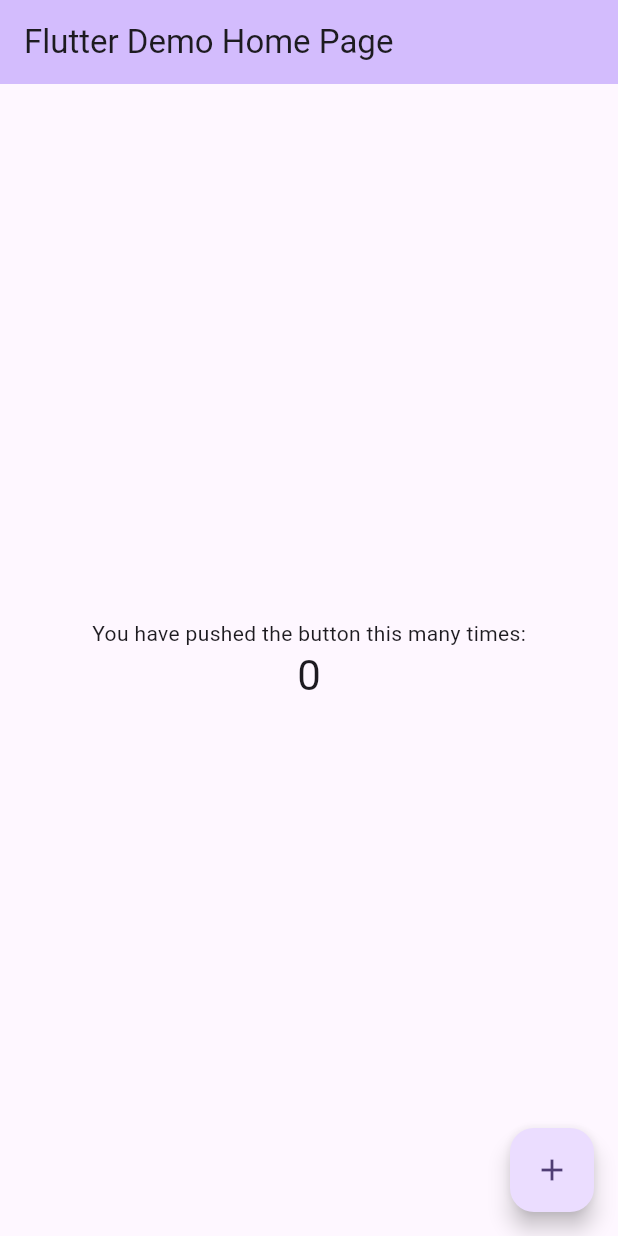
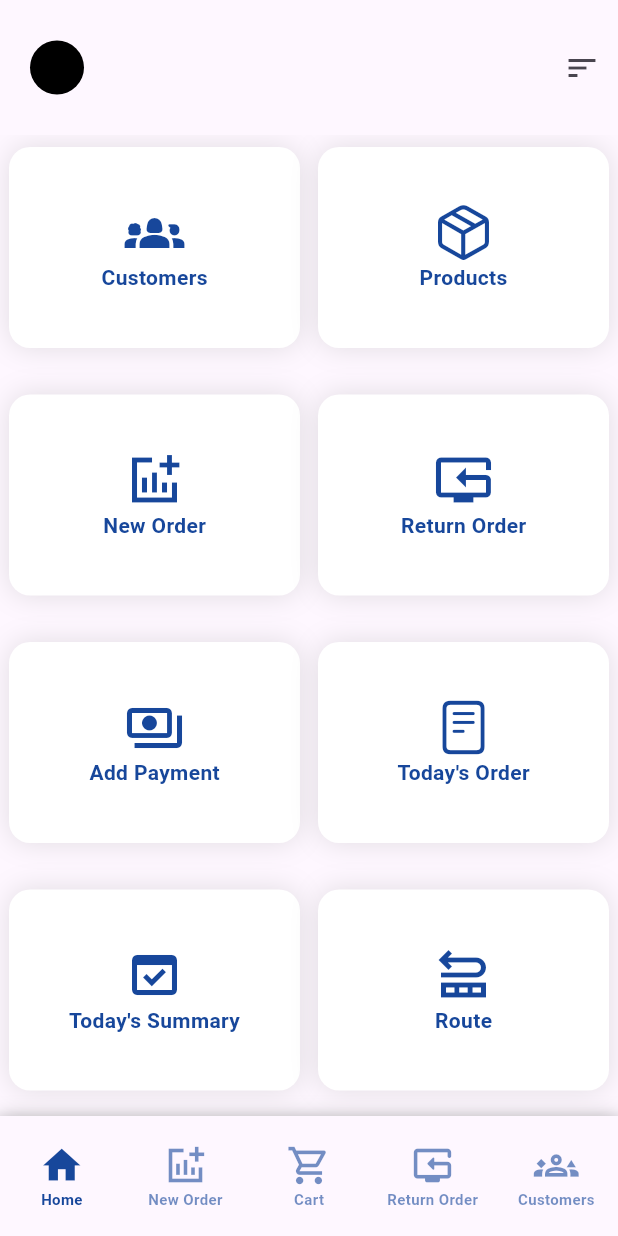
Before and after one commit to shamilclm/shopping_app, a Flutter app: the screen it shows after launch, on a phone screen of 412 x 824 dp. Run offline on Flutter 3.47's test engine with Material 3 defaults, Android fonts, the phone set to English and light mode, and no system bars.

Commit message:
ui started

```diff
--- /dev/null
+++ b/lib/controller/list_view_controller.dart
@@ -0,0 +1,18 @@
+import 'package:flutter/cupertino.dart';
+import 'package:flutter/material.dart';
+import 'package:shopping_app/model/listviewmodel.dart';
+
+List<ListViewModel> listModels = [
+  ListViewModel(title: 'Customers', icon: Icons.groups_2_sharp),
+  ListViewModel(title: 'Products', icon: CupertinoIcons.cube_box),
+  ListViewModel(title: 'New Order', icon: Icons.addchart_sharp),
+  ListViewModel(title: 'Return Order', icon: Icons.reset_tv),
+  ListViewModel(title: 'Add Payment', icon: Icons.payments_outlined),
+  ListViewModel(
+    title: "Today's Order",
+    icon: CupertinoIcons.doc_plaintext,
+  ),
+  ListViewModel(
+      title: "Today's Summary", icon: Icons.domain_verification_outlined),
+  ListViewModel(title: 'Route', icon: Icons.repartition_sharp),
+];
--- a/lib/main.dart
+++ b/lib/main.dart
@@ -1,4 +1,5 @@
 import 'package:flutter/material.dart';
+import 'package:shopping_app/view/pages/home_page.dart';
 
 void main() {
   runApp(const MyApp());
@@ -10,116 +11,9 @@ class MyApp extends StatelessWidget {
   // This widget is the root of your application.
   @override
   Widget build(BuildContext context) {
-    return MaterialApp(
-      title: 'Flutter Demo',
-      theme: ThemeData(
-        // This is the theme of your application.
-        //
-        // TRY THIS: Try running your application with "flutter run". You'll see
-        // the application has a purple toolbar. Then, without quitting the app,
-        // try changing the seedColor in the colorScheme below to Colors.green
-        // and then invoke "hot reload" (save your changes or press the "hot
-        // reload" button in a Flutter-supported IDE, or press "r" if you used
-        // the command line to start the app).
-        //
-        // Notice that the counter didn't reset back to zero; the application
-        // state is not lost during the reload. To reset the state, use hot
-        // restart instead.
-        //
-        // This works for code too, not just values: Most code changes can be
-        // tested with just a hot reload.
-        colorScheme: ColorScheme.fromSeed(seedColor: Colors.deepPurple),
-        useMaterial3: true,
-      ),
-      home: const MyHomePage(title: 'Flutter Demo Home Page'),
-    );
+    return const MaterialApp(
+        title: 'Flutter Demo',
+        debugShowCheckedModeBanner: false,
+        home: Homepage());
   }
 }
-
-class MyHomePage extends StatefulWidget {
-  const MyHomePage({super.key, required this.title});
-
-  // This widget is the home page of your application. It is stateful, meaning
-  // that it has a State object (defined below) that contains fields that affect
-  // how it looks.
-
-  // This class is the configuration for the state. It holds the values (in this
-  // case the title) provided by the parent (in this case the App widget) and
-  // used by the build method of the State. Fields in a Widget subclass are
-  // always marked "final".
-
-  final String title;
-
-  @override
-  State<MyHomePage> createState() => _MyHomePageState();
-}
-
-class _MyHomePageState extends State<MyHomePage> {
-  int _counter = 0;
-
-  void _incrementCounter() {
-    setState(() {
-      // This call to setState tells the Flutter framework that something has
-      // changed in this State, which causes it to rerun the build method below
-      // so that the display can reflect the updated values. If we changed
-      // _counter without calling setState(), then the build method would not be
-      // called again, and so nothing would appear to happen.
-      _counter++;
-    });
-  }
-
-  @override
-  Widget build(BuildContext context) {
-    // This method is rerun every time setState is called, for instance as done
-    // by the _incrementCounter method above.
-    //
-    // The Flutter framework has been optimized to make rerunning build methods
-    // fast, so that you can just rebuild anything that needs updating rather
-    // than having to individually change instances of widgets.
-    return Scaffold(
-      appBar: AppBar(
-        // TRY THIS: Try changing the color here to a specific color (to
-        // Colors.amber, perhaps?) and trigger a hot reload to see the AppBar
-        // change color while the other colors stay the same.
-        backgroundColor: Theme.of(context).colorScheme.inversePrimary,
-        // Here we take the value from the MyHomePage object that was created by
-        // the App.build method, and use it to set our appbar title.
-        title: Text(widget.title),
-      ),
-      body: Center(
-        // Center is a layout widget. It takes a single child and positions it
-        // in the middle of the parent.
-        child: Column(
-          // Column is also a layout widget. It takes a list of children and
-          // arranges them vertically. By default, it sizes itself to fit its
-          // children horizontally, and tries to be as tall as its parent.
-          //
-          // Column has various properties to control how it sizes itself and
-          // how it positions its children. Here we use mainAxisAlignment to
-          // center the children vertically; the main axis here is the vertical
-          // axis because Columns are vertical (the cross axis would be
-          // horizontal).
-          //
-          // TRY THIS: Invoke "debug painting" (choose the "Toggle Debug Paint"
-          // action in the IDE, or press "p" in the console), to see the
-          // wireframe for each widget.
-          mainAxisAlignment: MainAxisAlignment.center,
-          children: <Widget>[
-            const Text(
-              'You have pushed the button this many times:',
-            ),
-            Text(
-              '$_counter',
-              style: Theme.of(context).textTheme.headlineMedium,
-            ),
-          ],
-        ),
-      ),
-      floatingActionButton: FloatingActionButton(
-        onPressed: _incrementCounter,
-        tooltip: 'Increment',
-        child: const Icon(Icons.add),
-      ), // This trailing comma makes auto-formatting nicer for build methods.
-    );
-  }
-}
--- /dev/null
+++ b/lib/model/listviewmodel.dart
@@ -0,0 +1,7 @@
+import 'package:flutter/material.dart';
+
+class ListViewModel {
+  final IconData icon;
+  final String title;
+  ListViewModel({required this.icon, required this.title});
+}
--- /dev/null
+++ b/lib/view/pages/home_page.dart
@@ -0,0 +1,27 @@
+import 'package:flutter/material.dart';
+import 'package:shopping_app/view/widgets/bottom_navigation_widget.dart';
+import 'package:shopping_app/view/widgets/grid_view_widget.dart';
+
+class Homepage extends StatelessWidget {
+  const Homepage({super.key});
+
+  @override
+  Widget build(BuildContext context) {
+    return Scaffold(
+      appBar: AppBar(
+        elevation: 0,
+        toolbarHeight: 90,
+        leading: const Padding(
+          padding: EdgeInsets.only(left: 20),
+          child: CircleAvatar(
+            radius: 15,
+            backgroundColor: Colors.black,
+          ),
+        ),
+        actions: [IconButton(onPressed: () {}, icon: const Icon(Icons.sort))],
+      ),
+      body: const GridViewWidget(),
+      bottomNavigationBar: const BottomNavigationWidget(),
+    );
+  }
+}
--- /dev/null
+++ b/lib/view/pages/product_page.dart
@@ -0,0 +1,15 @@
+import 'package:flutter/material.dart';
+import 'package:shopping_app/view/widgets/appbar_widget.dart';
+
+class ProductPage extends StatelessWidget {
+  const ProductPage({super.key});
+
+  @override
+  Widget build(BuildContext context) {
+    return const Scaffold(
+      appBar: PreferredSize(
+          preferredSize: Size.fromHeight(85),
+          child: AppBarWidget(title: "Nesto Hypermarket")),
+    );
+  }
+}
--- /dev/null
+++ b/lib/view/widgets/appbar_widget.dart
@@ -0,0 +1,23 @@
+import 'package:flutter/material.dart';
+
+class AppBarWidget extends StatelessWidget {
+  final String title;
+  const AppBarWidget({super.key, required this.title});
+
+  @override
+  Widget build(BuildContext context) {
+    return AppBar(
+      elevation: 0,
+      toolbarHeight: 75,
+      leading: IconButton(
+          onPressed: () {}, icon: const Icon(Icons.arrow_back_ios_new)),
+      title: Text(
+        title,
+        style: const TextStyle(
+            color: Colors.black, fontSize: 18, fontWeight: FontWeight.bold),
+      ),
+      centerTitle: true,
+      actions: [IconButton(onPressed: () {}, icon: const Icon(Icons.sort))],
+    );
+  }
+}
--- /dev/null
+++ b/lib/view/widgets/bottom_navigation_widget.dart
@@ -0,0 +1,38 @@
+import 'package:flutter/material.dart';
+
+class BottomNavigationWidget extends StatelessWidget {
+  const BottomNavigationWidget({super.key});
+
+  @override
+  Widget build(BuildContext context) {
+    return Container(
+      height: 80,
+      decoration: BoxDecoration(boxShadow: [
+        BoxShadow(
+          blurRadius: 10,
+          color: Colors.grey.withOpacity(.60),
+        ),
+      ]),
+      child: BottomNavigationBar(
+          selectedItemColor: const Color(0xFF17479b),
+          iconSize: 30,
+          unselectedItemColor: const Color(0xFF17479b).withOpacity(.60),
+          selectedLabelStyle:
+              const TextStyle(fontWeight: FontWeight.bold, fontSize: 10),
+          unselectedLabelStyle:
+              const TextStyle(fontWeight: FontWeight.bold, fontSize: 10),
+          type: BottomNavigationBarType.fixed,
+          items: const [
+            BottomNavigationBarItem(icon: Icon(Icons.home), label: 'Home'),
+            BottomNavigationBarItem(
+                icon: Icon(Icons.addchart_sharp), label: 'New Order'),
+            BottomNavigationBarItem(
+                icon: Icon(Icons.shopping_cart_outlined), label: 'Cart'),
+            BottomNavigationBarItem(
+                icon: Icon(Icons.reset_tv_rounded), label: 'Return Order'),
+            BottomNavigationBarItem(
+                icon: Icon(Icons.groups_3_outlined), label: 'Customers'),
+          ]),
+    );
+  }
+}
--- /dev/null
+++ b/lib/view/widgets/grid_view_widget.dart
@@ -0,0 +1,72 @@
+import 'package:flutter/material.dart';
+import 'package:shopping_app/controller/list_view_controller.dart';
+
+class GridViewWidget extends StatefulWidget {
+  const GridViewWidget({super.key});
+
+  @override
+  State<GridViewWidget> createState() => _GridViewWidgetState();
+}
+
+class _GridViewWidgetState extends State<GridViewWidget> {
+  int? tappedIndex;
+  @override
+  Widget build(BuildContext context) {
+    return GridView.builder(
+      shrinkWrap: true,
+      physics: const ClampingScrollPhysics(),
+      gridDelegate: const SliverGridDelegateWithFixedCrossAxisCount(
+        crossAxisCount: 2,
+        mainAxisSpacing: 15,
+        mainAxisExtent: 150,
+      ),
+      itemCount: 8,
+      itemBuilder: (context, index) {
+        return Padding(
+          padding: const EdgeInsets.symmetric(horizontal: 6, vertical: 8),
+          child: InkWell(
+            onTap: () {
+              setState(() {
+                tappedIndex = index;
+              });
+            },
+            child: Container(
+              decoration: BoxDecoration(
+                  borderRadius: BorderRadius.circular(14),
+                  color: tappedIndex == index
+                      ? const Color(0xFF17479b)
+                      : Colors.white,
+                  boxShadow: [
+                    BoxShadow(
+                        blurRadius: 15, color: Colors.grey.withOpacity(.30))
+                  ]),
+              child: Center(
+                child: Column(
+                  mainAxisAlignment: MainAxisAlignment.center,
+                  children: [
+                    Icon(
+                      listModels[index].icon,
+                      size: 40,
+                      color: tappedIndex == index
+                          ? Colors.white
+                          : const Color(0xFF17479b),
+                    ),
+                    Text(
+                      listModels[index].title,
+                      style: TextStyle(
+                          color: tappedIndex == index
+                              ? Colors.white
+                              : const Color(0xFF17479b),
+                          fontWeight: FontWeight.bold,
+                          fontSize: 14),
+                    )
+                  ],
+                ),
+              ),
+            ),
+          ),
+        );
+      },
+    );
+  }
+}
```
Also changed, not shown: assets/images/7-2-apple-fruit-png.png (added), lib/view/widgets/textfield_widget.dart (added).
